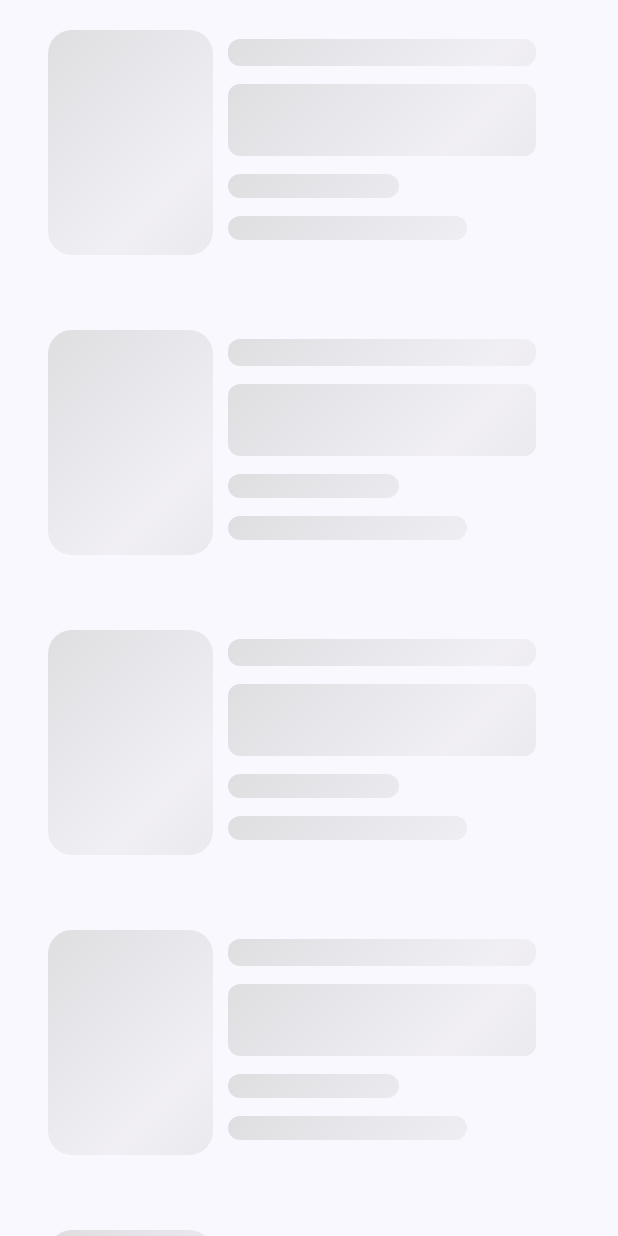
After one commit to SeifEldinMohamed/Telda-Task, an Android app built with Jetpack Compose: the composable AnimateShimmerMoviesList shown on its own in the app's theme, on a phone screen of 412 x 824 dp. The commit adds this screen. Run offline under Robolectric (Android 15) with nearby library versions, the phone set to English and light mode, and no system bars; our stand-ins replace Shimmer.

Commit message:
- edit AnimateShimmerMoviesList.kt and CenterAlignedAppBar.kt

```diff
--- a/app/src/main/java/com/example/teldatask/presentation/MainActivity.kt
+++ b/app/src/main/java/com/example/teldatask/presentation/MainActivity.kt
@@ -3,6 +3,8 @@ package com.example.teldatask.presentation
 import android.os.Bundle
 import androidx.activity.ComponentActivity
 import androidx.activity.compose.setContent
+import androidx.compose.material3.ExperimentalMaterial3Api
+import com.example.teldatask.presentation.navigation.AppNavHost
 import com.example.teldatask.presentation.ui.theme.TeldaTaskTheme
 
 class MainActivity : ComponentActivity() {
@@ -10,7 +12,7 @@ class MainActivity : ComponentActivity() {
         super.onCreate(savedInstanceState)
         setContent {
             TeldaTaskTheme {
-
+                AppNavHost()
             }
         }
     }
--- a/app/src/main/java/com/example/teldatask/presentation/common_components/CenterAlignedAppBar.kt
+++ b/app/src/main/java/com/example/teldatask/presentation/common_components/CenterAlignedAppBar.kt
@@ -18,7 +18,8 @@ import androidx.compose.ui.text.TextStyle
 import androidx.compose.ui.tooling.preview.Preview
 import com.example.teldatask.R
 
-@ExperimentalMaterial3Api
+
+@OptIn(ExperimentalMaterial3Api::class)
 @Composable
 fun CenterAlignedAppBar(
     @StringRes title: Int,
--- /dev/null
+++ b/app/src/main/java/com/example/teldatask/presentation/screens/movies_home_screen/components/shimmer_loading/AnimateShimmerMoviesList.kt
@@ -0,0 +1,156 @@
+package com.example.teldatask.presentation.screens.movies_home_screen.components.shimmer_loading
+
+import androidx.compose.animation.core.LinearEasing
+import androidx.compose.animation.core.RepeatMode
+import androidx.compose.animation.core.animateFloat
+import androidx.compose.animation.core.infiniteRepeatable
+import androidx.compose.animation.core.rememberInfiniteTransition
+import androidx.compose.animation.core.tween
+import androidx.compose.foundation.background
+import androidx.compose.foundation.layout.Arrangement
+import androidx.compose.foundation.layout.Column
+import androidx.compose.foundation.layout.Row
+import androidx.compose.foundation.layout.Spacer
+import androidx.compose.foundation.layout.fillMaxSize
+import androidx.compose.foundation.layout.fillMaxWidth
+import androidx.compose.foundation.layout.height
+import androidx.compose.foundation.layout.padding
+import androidx.compose.foundation.layout.width
+import androidx.compose.foundation.lazy.LazyColumn
+import androidx.compose.material3.Card
+import androidx.compose.material3.CardDefaults
+import androidx.compose.material3.MaterialTheme
+import androidx.compose.runtime.Composable
+import androidx.compose.ui.Modifier
+import androidx.compose.ui.draw.clip
+import androidx.compose.ui.geometry.Offset
+import androidx.compose.ui.graphics.Brush
+import androidx.compose.ui.graphics.Color
+import androidx.compose.ui.tooling.preview.Preview
+import androidx.compose.ui.unit.dp
+
+@Composable
+fun AnimateShimmerMoviesList() {
+    LazyColumn(
+        modifier = Modifier.fillMaxSize()
+    ) {
+        items(10) {
+            val shimmerColors = listOf(
+                Color.LightGray.copy(alpha = 0.6f),
+                Color.LightGray.copy(alpha = 0.2f),
+                Color.LightGray.copy(alpha = 0.6f),
+            )
+
+            val transition = rememberInfiniteTransition(label = "")
+            val translateAnim = transition.animateFloat(
+                initialValue = 0f,
+                targetValue = 1000f,
+                animationSpec = infiniteRepeatable(
+                    animation = tween(
+                        durationMillis = 700,
+                        easing = LinearEasing
+                    ),
+                    repeatMode = RepeatMode.Reverse
+                ),
+                label = ""
+            )
+
+            val brush = Brush.linearGradient(
+                colors = shimmerColors,
+                start = Offset.Zero,
+                end = Offset(x = translateAnim.value, y = translateAnim.value)
+            )
+
+            movieShimmerItem(brush = brush)
+
+        }
+    }
+
+}
+
+@Composable
+private fun movieShimmerItem(brush: Brush) {
+    Card(
+        modifier = Modifier
+            .padding(horizontal = 16.dp)
+            .padding(bottom = 16.dp, top = 8.dp)
+            .fillMaxWidth(),
+        colors = CardDefaults.cardColors(
+            containerColor = MaterialTheme.colorScheme.surface
+        )
+    ) {
+        Row(
+            modifier = Modifier
+                .fillMaxWidth()
+                .padding(vertical = 12.dp, horizontal = 16.dp)
+        ) {
+            Spacer(
+                modifier = Modifier
+                    .width(110.dp)
+                    .height(150.dp)
+                    .clip(MaterialTheme.shapes.large)
+                    .background(brush)
+            )
+            Spacer(modifier = Modifier.width(10.dp))
+            Column(verticalArrangement = Arrangement.Center) {
+                Row(Modifier.fillMaxWidth(), horizontalArrangement = Arrangement.SpaceBetween) {
+                    Spacer(
+                        modifier = Modifier
+                            .padding(top = 6.dp)
+                            .height(18.dp)
+                            .clip(MaterialTheme.shapes.small)
+                            .fillMaxWidth(fraction = 0.9f)
+                            .background(brush)
+
+                    )
+
+                }
+
+                Spacer(modifier = Modifier.padding(6.dp))
+                Spacer(
+                    modifier = Modifier
+                        .height(48.dp)
+                        .clip(MaterialTheme.shapes.small)
+                        .fillMaxWidth(fraction = 0.9f)
+                        .background(brush)
+                )
+
+                Spacer(modifier = Modifier.padding(6.dp))
+
+                Spacer(
+                    modifier = Modifier
+                        .height(16.dp)
+                        .clip(MaterialTheme.shapes.small)
+                        .fillMaxWidth(fraction = 0.5f)
+                        .background(brush)
+                )
+                Spacer(modifier = Modifier.padding(6.dp))
+
+                Spacer(
+                    modifier = Modifier
+                        .height(16.dp)
+                        .clip(MaterialTheme.shapes.small)
+                        .fillMaxWidth(fraction = 0.7f)
+                        .background(brush)
+                )
+                Spacer(modifier = Modifier.padding(6.dp))
+
+            }
+        }
+    }
+    // HorizontalDivider()
+}
+
+@Composable
+@Preview(showBackground = true)
+fun ShimmerItemPreview() {
+    movieShimmerItem(
+        brush = Brush.linearGradient(
+            listOf(
+                Color.LightGray.copy(alpha = 0.6f),
+                Color.LightGray.copy(alpha = 0.2f),
+                Color.LightGray.copy(alpha = 0.6f),
+            )
+        )
+    )
+}
```
